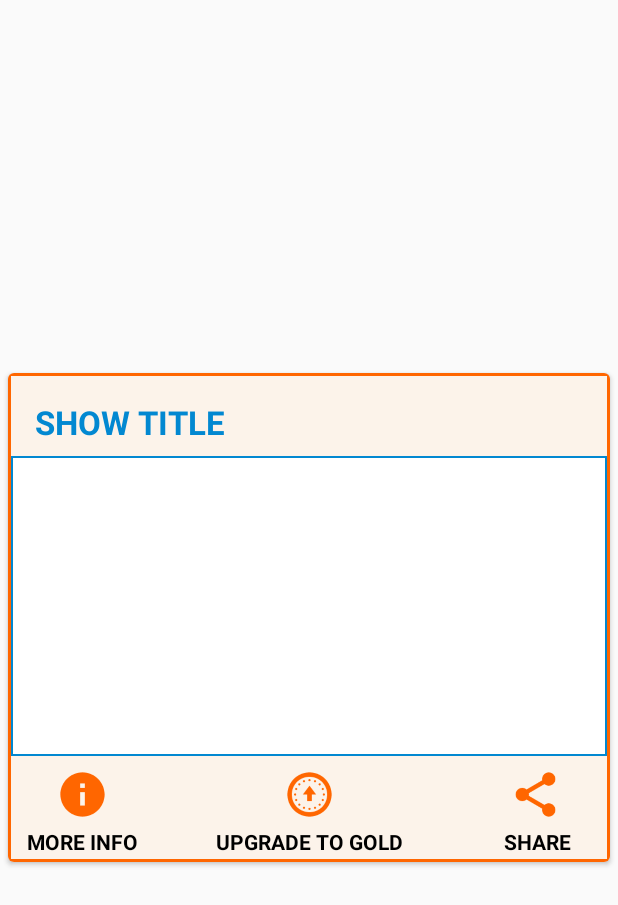
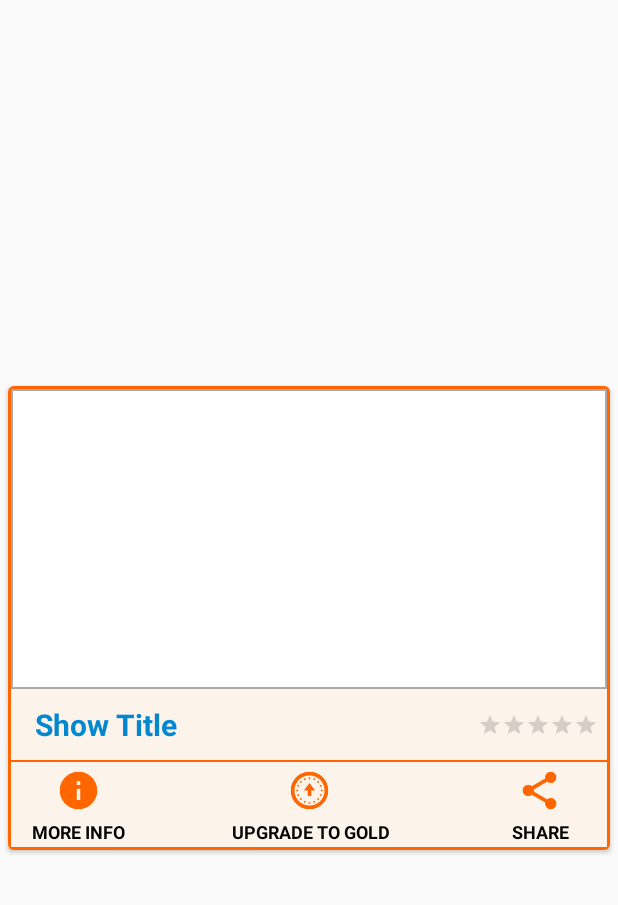
Before and after one commit to shannu1995/On-The-House, an Android app: the layout offers_card.xml on its own in the app's theme, with its tools: preview values and no code run, on a phone screen of 412 x 824 dp. Shown: the top 905 px of the screen. Run offline under Robolectric (Android 15) with nearby library versions, the phone set to English and light mode, and no system bars.

Commit message:
rating fix

```diff
--- a/app/src/main/java/com/onthehouse/fragments/OffersList.java
+++ b/app/src/main/java/com/onthehouse/fragments/OffersList.java
@@ -292,7 +292,8 @@ public class OffersList extends Fragment
                     {
                         imageUrl = "http://vollrath.com/ClientCss/images/VollrathImages/No_Image_Available.jpg";
                     }
-                    a = new Offers(offerDetails.get(i).getName(), imageUrl, Integer.toString(offerDetails.get(i).getOfferId()));
+
+                    a = new Offers(offerDetails.get(i).getName(), imageUrl, Integer.toString(offerDetails.get(i).getOfferId()), offerDetails.get(i).getRating());
                     offersList.add(a);
                 }
             }
--- a/app/src/main/res/drawable/offer_image_border.xml
+++ b/app/src/main/res/drawable/offer_image_border.xml
@@ -3,8 +3,7 @@
     <solid android:color="@color/white" />
     <stroke
         android:width="1dp"
-        android:color="@color/primary_dark" />
+        android:color="@android:color/darker_gray" />
     <padding
-        android:top="1dp"
         android:bottom="1dp" />
 </shape>
--- a/app/src/main/res/layout/offers_card.xml
+++ b/app/src/main/res/layout/offers_card.xml
@@ -7,149 +7,162 @@
     android:layout_gravity="center"
     android:layout_margin="@dimen/card_margin"
     android:elevation="3dp"
-
     card_view:cardCornerRadius="@dimen/card_offers_radius">
 
     <android.support.constraint.ConstraintLayout
         android:layout_width="match_parent"
         android:layout_height="wrap_content"
         android:background="@drawable/custom_border"
+        android:paddingBottom="4dp"
         android:orientation="vertical">
 
-
-        <TextView
-            android:id="@+id/title"
-            android:layout_width="0dp"
-            android:layout_height="wrap_content"
-            android:layout_marginLeft="8dp"
-            android:layout_marginRight="8dp"
-            android:layout_marginTop="8dp"
-            android:paddingLeft="@dimen/offers_title_padding"
-            android:paddingRight="@dimen/offers_title_padding"
-            android:paddingTop="@dimen/offers_title_padding"
-            android:text="Show Title"
-            android:textAllCaps="true"
-            android:textColor="@color/primary_dark"
-            android:textSize="@dimen/offers_title"
-            android:textStyle="bold"
-            card_view:layout_constraintLeft_toLeftOf="parent"
-            card_view:layout_constraintRight_toRightOf="parent"
-            card_view:layout_constraintTop_toTopOf="parent" />
 
         <ImageView
             android:id="@+id/thumbnail"
             android:layout_width="0dp"
             android:layout_height="200dp"
             android:layout_below="@id/title"
-            android:layout_marginLeft="2dp"
-            android:layout_marginRight="2dp"
-            android:layout_marginTop="8dp"
+            android:layout_marginEnd="2dp"
+            android:layout_marginStart="2dp"
+            android:layout_marginTop="2dp"
             android:background="@drawable/offer_image_border"
             android:clickable="true"
+            android:cropToPadding="true"
             android:scaleType="centerCrop"
-            android:cropToPadding="true"
-            card_view:layout_constraintHorizontal_bias="0.5"
-            card_view:layout_constraintLeft_toLeftOf="parent"
-            card_view:layout_constraintRight_toRightOf="parent"
+            card_view:layout_constraintEnd_toEndOf="parent"
+            card_view:layout_constraintStart_toStartOf="parent"
+            card_view:layout_constraintTop_toTopOf="parent" />
+
+        <TextView
+            android:id="@+id/title"
+            android:layout_width="0dp"
+            android:layout_height="wrap_content"
+            android:layout_marginEnd="8dp"
+            android:layout_marginStart="8dp"
+            android:gravity="center_vertical"
+            android:padding="10dp"
+            android:text="Show Title"
+            android:textAllCaps="false"
+            android:textColor="@color/primary_dark"
+            android:textSize="20sp"
+            android:textStyle="bold"
+            card_view:layout_constraintEnd_toStartOf="@+id/rb_offer_list"
+            card_view:layout_constraintStart_toStartOf="parent"
+            card_view:layout_constraintTop_toBottomOf="@+id/thumbnail" />
+
+        <LinearLayout
+            android:id="@+id/view"
+            android:layout_width="0dp"
+            android:layout_height="1dp"
+            android:layout_marginEnd="2dp"
+            android:layout_marginStart="2dp"
+            android:background="@color/colorAccent"
+            android:orientation="horizontal"
+            card_view:layout_constraintEnd_toEndOf="parent"
+            card_view:layout_constraintStart_toStartOf="parent"
             card_view:layout_constraintTop_toBottomOf="@+id/title" />
 
 
         <ImageView
             android:id="@+id/offers_info"
-            android:layout_width="35dp"
-            android:layout_height="35dp"
+            android:layout_width="30dp"
+            android:layout_height="30dp"
+            android:layout_marginStart="32dp"
             android:layout_marginLeft="32dp"
-            android:layout_marginTop="8dp"
             android:background="@drawable/icon_more_info"
             android:clickable="true"
             android:scaleType="fitXY"
-            card_view:layout_constraintLeft_toLeftOf="parent"
-            card_view:layout_constraintTop_toBottomOf="@+id/thumbnail" />
+            card_view:layout_constraintBottom_toBottomOf="@+id/offers_upgrade"
+            card_view:layout_constraintStart_toStartOf="parent"
+            card_view:layout_constraintTop_toTopOf="@+id/offers_upgrade" />
 
         <TextView
             android:id="@+id/offers_info_text"
-            android:layout_width="wrap_content"
-            android:layout_height="wrap_content"
-            android:layout_marginBottom="4dp"
-            android:layout_marginLeft="0dp"
-            android:layout_marginRight="0dp"
-            android:layout_marginTop="4dp"
+            android:layout_width="75dp"
+            android:layout_height="16dp"
             android:text="@string/offers_info"
             android:textAlignment="center"
             android:textAllCaps="true"
             android:textColor="@color/textColor"
+            android:textSize="12sp"
             android:textStyle="bold"
-            card_view:layout_constraintBottom_toBottomOf="parent"
-            card_view:layout_constraintLeft_toLeftOf="@+id/offers_info"
-            card_view:layout_constraintRight_toRightOf="@+id/offers_info"
-            card_view:layout_constraintTop_toBottomOf="@+id/offers_info"
-            card_view:layout_constraintVertical_bias="0.0" />
+            card_view:layout_constraintBaseline_toBaselineOf="@+id/offers_upgrade_text"
+            card_view:layout_constraintEnd_toEndOf="@+id/offers_info"
+            card_view:layout_constraintStart_toStartOf="@+id/offers_info" />
 
 
         <ImageView
             android:id="@+id/offers_upgrade"
-            android:layout_width="35dp"
-            android:layout_height="35dp"
-            android:layout_marginLeft="8dp"
-            android:layout_marginRight="8dp"
-            android:layout_marginTop="8dp"
+            android:layout_width="30dp"
+            android:layout_height="30dp"
+            android:layout_marginTop="4dp"
             android:clickable="true"
             android:scaleType="fitXY"
-            card_view:layout_constraintLeft_toRightOf="@+id/offers_info"
-            card_view:layout_constraintRight_toLeftOf="@+id/offers_share"
-            card_view:layout_constraintTop_toBottomOf="@+id/thumbnail"
-            card_view:srcCompat="@drawable/icon_upgrade_to_gold"
-            card_view:layout_constraintHorizontal_bias="0.502" />
+            card_view:layout_constraintEnd_toStartOf="@+id/offers_share"
+            card_view:layout_constraintHorizontal_bias="0.502"
+            card_view:layout_constraintLeft_toLeftOf="parent"
+            card_view:layout_constraintRight_toRightOf="parent"
+            card_view:layout_constraintStart_toEndOf="@+id/offers_info"
+            card_view:layout_constraintTop_toBottomOf="@+id/view"
+            card_view:srcCompat="@drawable/icon_upgrade_to_gold" />
 
         <TextView
             android:id="@+id/offers_upgrade_text"
             android:layout_width="wrap_content"
             android:layout_height="wrap_content"
-            android:layout_marginBottom="4dp"
-            android:layout_marginLeft="8dp"
-            android:layout_marginRight="8dp"
             android:layout_marginTop="4dp"
             android:text="@string/offers_upgrade"
             android:textAlignment="center"
             android:textAllCaps="true"
             android:textColor="@color/textColor"
+            android:textSize="12sp"
             android:textStyle="bold"
-            card_view:layout_constraintBottom_toBottomOf="parent"
-            card_view:layout_constraintLeft_toRightOf="@+id/offers_info"
-            card_view:layout_constraintRight_toLeftOf="@+id/offers_share"
+            card_view:layout_constraintEnd_toEndOf="@+id/offers_upgrade"
+            card_view:layout_constraintStart_toStartOf="@+id/offers_upgrade"
             card_view:layout_constraintTop_toBottomOf="@+id/offers_upgrade" />
 
 
         <ImageView
             android:id="@+id/offers_share"
-            android:layout_width="35dp"
-            android:layout_height="35dp"
+            android:layout_width="30dp"
+            android:layout_height="30dp"
+            android:layout_marginEnd="32dp"
             android:layout_marginRight="32dp"
-            android:layout_marginTop="8dp"
             android:background="@drawable/icon_share"
             android:clickable="true"
             android:scaleType="fitXY"
-            card_view:layout_constraintRight_toRightOf="parent"
-            card_view:layout_constraintTop_toBottomOf="@+id/thumbnail" />
+            card_view:layout_constraintBottom_toBottomOf="@+id/offers_upgrade"
+            card_view:layout_constraintEnd_toEndOf="parent"
+            card_view:layout_constraintTop_toTopOf="@+id/offers_upgrade" />
 
         <TextView
             android:id="@+id/offers_share_text"
             android:layout_width="wrap_content"
             android:layout_height="wrap_content"
-            android:layout_marginBottom="4dp"
-            android:layout_marginLeft="0dp"
-            android:layout_marginRight="0dp"
             android:text="@string/offers_share"
             android:textAlignment="center"
             android:textAllCaps="true"
             android:textColor="@color/textColor"
+            android:textSize="12sp"
             android:textStyle="bold"
-            card_view:layout_constraintBottom_toBottomOf="parent"
-            card_view:layout_constraintLeft_toLeftOf="@+id/offers_share"
-            card_view:layout_constraintRight_toRightOf="@+id/offers_share"
-            android:layout_marginTop="4dp"
-            card_view:layout_constraintTop_toBottomOf="@+id/offers_share"
-            card_view:layout_constraintHorizontal_bias="0.461" />
+            card_view:layout_constraintBaseline_toBaselineOf="@+id/offers_upgrade_text"
+            card_view:layout_constraintEnd_toEndOf="@+id/offers_share"
+            card_view:layout_constraintStart_toStartOf="@+id/offers_share" />
+
+        <RatingBar
+            android:id="@+id/rb_offer_list"
+            style="@android:style/Widget.DeviceDefault.RatingBar.Small"
+            android:layout_width="wrap_content"
+            android:layout_height="wrap_content"
+            android:layout_marginBottom="8dp"
+            android:layout_marginEnd="8dp"
+            android:layout_marginRight="8dp"
+            android:layout_marginTop="8dp"
+            android:numStars="5"
+            android:stepSize="1"
+            card_view:layout_constraintBottom_toBottomOf="@+id/title"
+            card_view:layout_constraintEnd_toEndOf="parent"
+            card_view:layout_constraintTop_toTopOf="@+id/title" />
 
 
     </android.support.constraint.ConstraintLayout>
```
Also changed, not shown: app/src/main/java/com/onthehouse/Utils/OffersAdapter.java (+12 -8 lines), app/src/main/java/com/onthehouse/Utils/SharedPreferenceClass.java (deleted, +0 -154 lines), app/src/main/java/com/onthehouse/details/Offers.java (+21 -1 lines).
